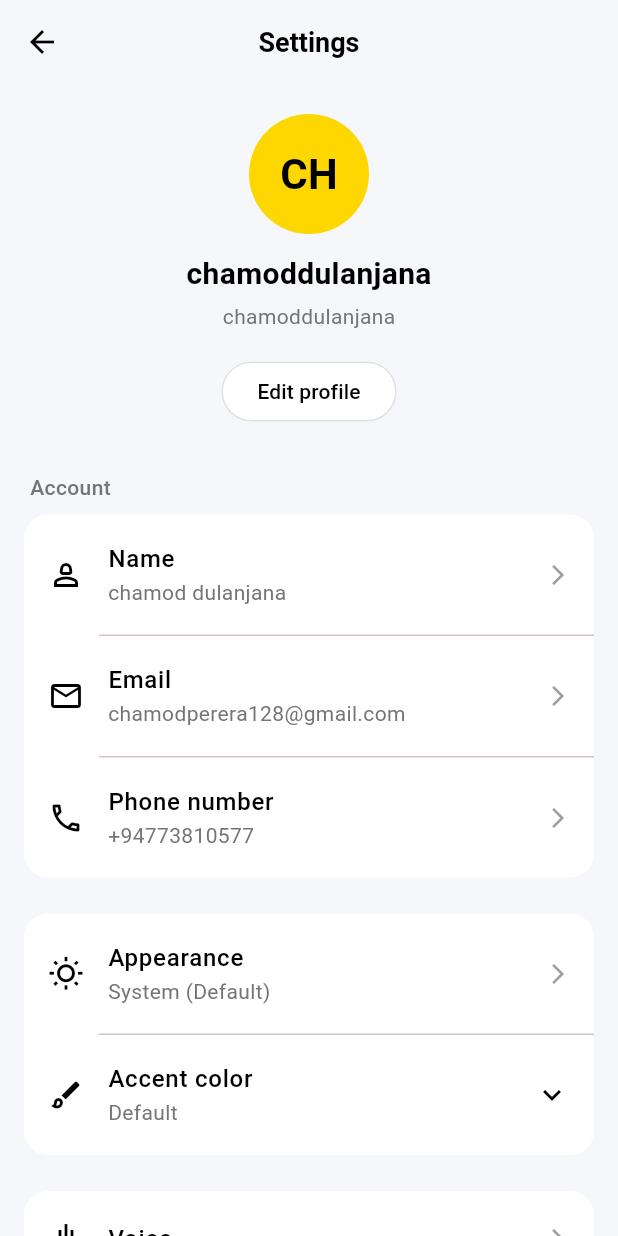
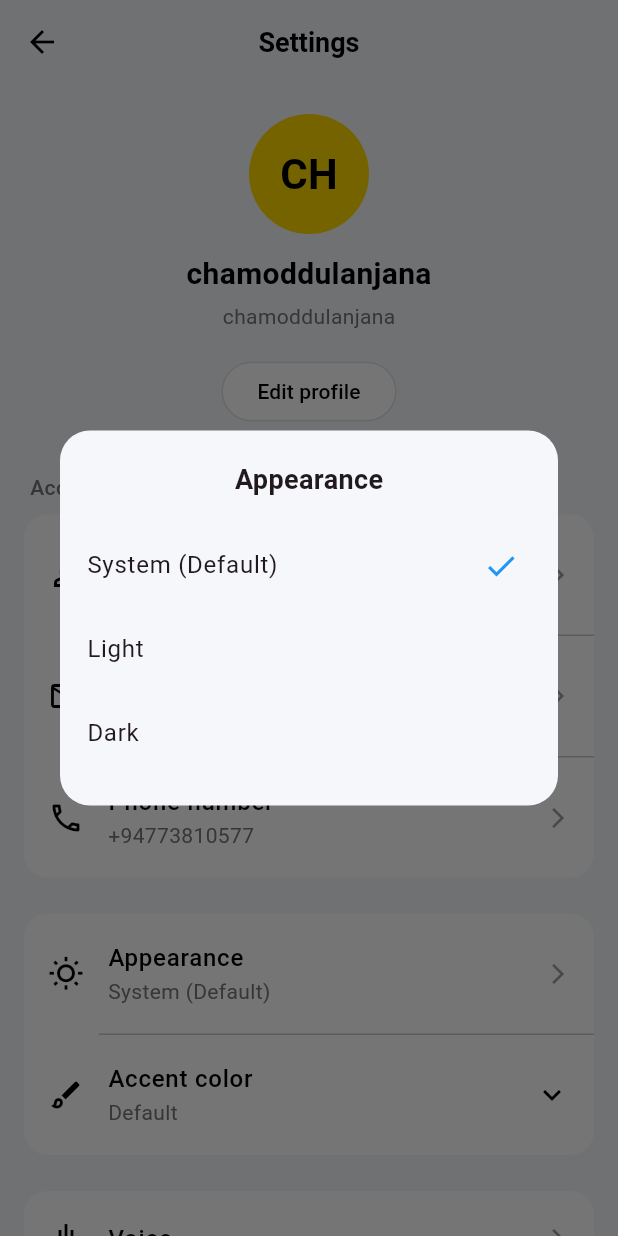
Before and after one commit to ChamodDulanjana/Linguamate-FE, a Flutter app: the SettingsScreen screen opened directly, after a tap on "Appearance", on a phone screen of 412 x 824 dp. Run offline on Flutter 3.47's test engine with Material 3 defaults, Android fonts, the phone set to English and light mode, and no system bars.

Commit message:
implementing appearance dialog

```diff
--- a/lib/screens/settings_screen.dart
+++ b/lib/screens/settings_screen.dart
@@ -1,5 +1,7 @@
 import 'package:flutter/material.dart';
 import 'edit_profile_screen.dart';
+import '../widgets/appearance_dialog.dart';
+import '../utils/theme_manager.dart';
 
 class SettingsScreen extends StatelessWidget {
   const SettingsScreen({super.key});
@@ -121,11 +123,15 @@ class SettingsScreen extends StatelessWidget {
             const SizedBox(height: 24),
 
             // Appearance & Accent
-            _buildSettingsContainer([
+            AnimatedBuilder(
+              animation: ThemeManager.instance,
+              builder: (context, child) {
+                return _buildSettingsContainer([
                   _buildSettingItem(
                     icon: Icons.wb_sunny_outlined,
                     title: 'Appearance',
-                subtitle: 'System (Default)',
+                    subtitle: ThemeManager.instance.themeName,
+                    onTap: () => _showAppearanceDialog(context),
                   ),
                   const Divider(height: 1, indent: 50),
                   _buildSettingItem(
@@ -134,7 +140,9 @@ class SettingsScreen extends StatelessWidget {
                     subtitle: 'Default',
                     showDropdownIcon: true,
                   ),
-            ]),
+                ]);
+              },
+            ),
             const SizedBox(height: 24),
 
             // General Settings
@@ -200,6 +208,7 @@ class SettingsScreen extends StatelessWidget {
     Color iconColor = Colors.black,
     bool showArrow = true,
     bool showDropdownIcon = false,
+    VoidCallback? onTap,
   }) {
     return ListTile(
       contentPadding: const EdgeInsets.symmetric(horizontal: 16, vertical: 4),
@@ -227,7 +236,11 @@ class SettingsScreen extends StatelessWidget {
                     color: Colors.grey,
                   )
                 : null),
-      onTap: () {},
+      onTap: onTap ?? () {},
     );
   }
+
+  void _showAppearanceDialog(BuildContext context) {
+    showDialog(context: context, builder: (context) => AppearanceDialog());
   }
+}
--- /dev/null
+++ b/lib/utils/theme_manager.dart
@@ -0,0 +1,32 @@
+import 'package:flutter/material.dart';
+
+class ThemeManager with ChangeNotifier {
+  // Singleton instance
+  static final ThemeManager _instance = ThemeManager._internal();
+  static ThemeManager get instance => _instance;
+
+  ThemeManager._internal();
+
+  ThemeMode _themeMode = ThemeMode.system;
+
+  ThemeMode get themeMode => _themeMode;
+
+  void setThemeMode(ThemeMode mode) {
+    if (_themeMode != mode) {
+      _themeMode = mode;
+      notifyListeners();
+    }
+  }
+
+  // Helper to get readable name
+  String get themeName {
+    switch (_themeMode) {
+      case ThemeMode.light:
+        return 'Light';
+      case ThemeMode.dark:
+        return 'Dark';
+      case ThemeMode.system:
+        return 'System (Default)';
+    }
+  }
+}
--- /dev/null
+++ b/lib/widgets/appearance_dialog.dart
@@ -0,0 +1,44 @@
+import 'package:flutter/material.dart';
+import '../utils/theme_manager.dart';
+
+class AppearanceDialog extends StatelessWidget {
+  const AppearanceDialog({super.key});
+
+  @override
+  Widget build(BuildContext context) {
+    return Dialog(
+      shape: RoundedRectangleBorder(borderRadius: BorderRadius.circular(20)),
+      backgroundColor: Theme.of(context).scaffoldBackgroundColor,
+      child: Padding(
+        padding: const EdgeInsets.symmetric(vertical: 20, horizontal: 2),
+        child: Column(
+          mainAxisSize: MainAxisSize.min,
+          children: [
+            const Padding(
+              padding: EdgeInsets.only(bottom: 16),
+              child: Text(
+                'Appearance',
+                style: TextStyle(fontSize: 18, fontWeight: FontWeight.bold),
+              ),
+            ),
+            _buildThemeOption(context, 'System (Default)', ThemeMode.system),
+            _buildThemeOption(context, 'Light', ThemeMode.light),
+            _buildThemeOption(context, 'Dark', ThemeMode.dark),
+          ],
+        ),
+      ),
+    );
+  }
+
+  Widget _buildThemeOption(BuildContext context, String title, ThemeMode mode) {
+    final isSelected = ThemeManager.instance.themeMode == mode;
+    return ListTile(
+      title: Text(title),
+      trailing: isSelected ? const Icon(Icons.check, color: Colors.blue) : null,
+      onTap: () {
+        ThemeManager.instance.setThemeMode(mode);
+        Navigator.pop(context);
+      },
+    );
+  }
+}
```
Also changed, not shown: lib/main.dart (+31 -4 lines). Lines whose indentation alone changed are shown as unchanged.
